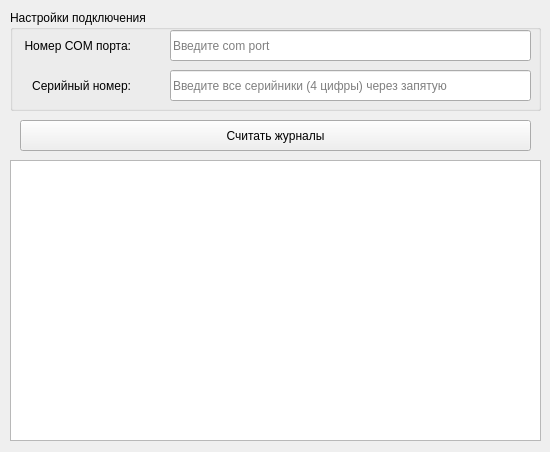
Above: libs/maket_mass.ui from loccupy/downloading_logs_from_a_smart_meter before the change. Below: the same form after it.
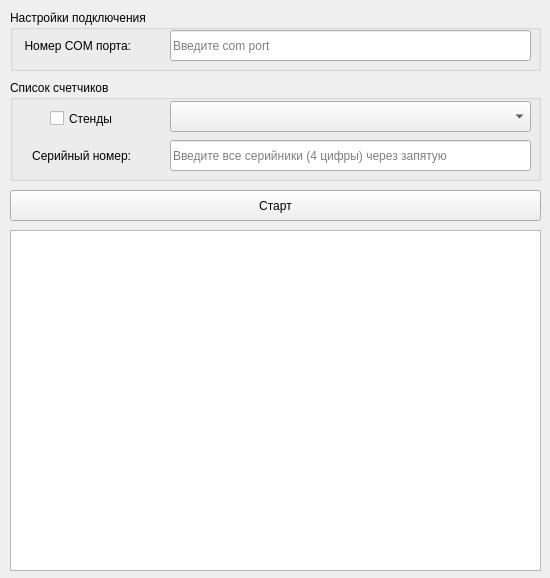
That is the form after the change.

```diff
--- a/libs/maket_mass.ui
+++ b/libs/maket_mass.ui
@@ -7,7 +7,7 @@
     <x>0</x>
     <y>0</y>
     <width>550</width>
-    <height>452</height>
+    <height>578</height>
    </rect>
   </property>
   <property name="minimumSize">
@@ -37,7 +37,7 @@
      <x>10</x>
      <y>10</y>
      <width>531</width>
-     <height>101</height>
+     <height>61</height>
     </rect>
    </property>
    <property name="title">
@@ -71,34 +71,6 @@
      <string>Введите com port</string>
     </property>
    </widget>
-   <widget class="QLineEdit" name="serial">
-    <property name="geometry">
-     <rect>
-      <x>160</x>
-      <y>60</y>
-      <width>361</width>
-      <height>31</height>
-     </rect>
-    </property>
-    <property name="text">
-     <string/>
-    </property>
-    <property name="maxLength">
-     <number>4000000</number>
-    </property>
-    <property name="alignment">
-     <set>Qt::AlignLeading|Qt::AlignLeft|Qt::AlignVCenter</set>
-    </property>
-    <property name="dragEnabled">
-     <bool>false</bool>
-    </property>
-    <property name="readOnly">
-     <bool>false</bool>
-    </property>
-    <property name="placeholderText">
-     <string>Введите все серийники (4 цифры) через запятую</string>
-    </property>
-   </widget>
    <widget class="QLabel" name="label">
     <property name="geometry">
      <rect>
@@ -115,46 +87,110 @@
      <set>Qt::AlignRight|Qt::AlignTrailing|Qt::AlignVCenter</set>
     </property>
    </widget>
-   <widget class="QLabel" name="label_2">
-    <property name="geometry">
-     <rect>
-      <x>10</x>
-      <y>60</y>
-      <width>111</width>
-      <height>31</height>
-     </rect>
-    </property>
-    <property name="text">
-     <string>Серийный номер:</string>
-    </property>
-    <property name="alignment">
-     <set>Qt::AlignRight|Qt::AlignTrailing|Qt::AlignVCenter</set>
-    </property>
-   </widget>
   </widget>
   <widget class="QPushButton" name="read">
    <property name="geometry">
     <rect>
-     <x>20</x>
-     <y>120</y>
-     <width>511</width>
+     <x>10</x>
+     <y>190</y>
+     <width>531</width>
      <height>31</height>
     </rect>
    </property>
    <property name="text">
-    <string>Считать журналы</string>
+    <string>Старт</string>
    </property>
   </widget>
   <widget class="QTextEdit" name="textEdit">
    <property name="geometry">
     <rect>
      <x>10</x>
-     <y>160</y>
+     <y>230</y>
      <width>531</width>
-     <height>281</height>
+     <height>341</height>
     </rect>
    </property>
   </widget>
+  <widget class="QGroupBox" name="groupBox_2">
+   <property name="geometry">
+    <rect>
+     <x>10</x>
+     <y>80</y>
+     <width>531</width>
+     <height>101</height>
+    </rect>
+   </property>
+   <property name="title">
+    <string>Список счетчиков</string>
+   </property>
+   <widget class="QLineEdit" name="serial_number_list">
+    <property name="geometry">
+     <rect>
+      <x>160</x>
+      <y>60</y>
+      <width>361</width>
+      <height>31</height>
+     </rect>
+    </property>
+    <property name="text">
+     <string/>
+    </property>
+    <property name="maxLength">
+     <number>4000000</number>
+    </property>
+    <property name="alignment">
+     <set>Qt::AlignLeading|Qt::AlignLeft|Qt::AlignVCenter</set>
+    </property>
+    <property name="dragEnabled">
+     <bool>false</bool>
+    </property>
+    <property name="readOnly">
+     <bool>false</bool>
+    </property>
+    <property name="placeholderText">
+     <string>Введите все серийники (4 цифры) через запятую</string>
+    </property>
+   </widget>
+   <widget class="QLabel" name="label_4">
+    <property name="geometry">
+     <rect>
+      <x>10</x>
+      <y>60</y>
+      <width>111</width>
+      <height>31</height>
+     </rect>
+    </property>
+    <property name="text">
+     <string>Серийный номер:</string>
+    </property>
+    <property name="alignment">
+     <set>Qt::AlignRight|Qt::AlignTrailing|Qt::AlignVCenter</set>
+    </property>
+   </widget>
+   <widget class="QCheckBox" name="checkBox">
+    <property name="geometry">
+     <rect>
+      <x>40</x>
+      <y>30</y>
+      <width>81</width>
+      <height>17</height>
+     </rect>
+    </property>
+    <property name="text">
+     <string>Стенды</string>
+    </property>
+   </widget>
+   <widget class="QComboBox" name="ser_num_box">
+    <property name="geometry">
+     <rect>
+      <x>160</x>
+      <y>21</y>
+      <width>361</width>
+      <height>31</height>
+     </rect>
+    </property>
+   </widget>
+  </widget>
  </widget>
  <resources/>
  <connections/>
```
